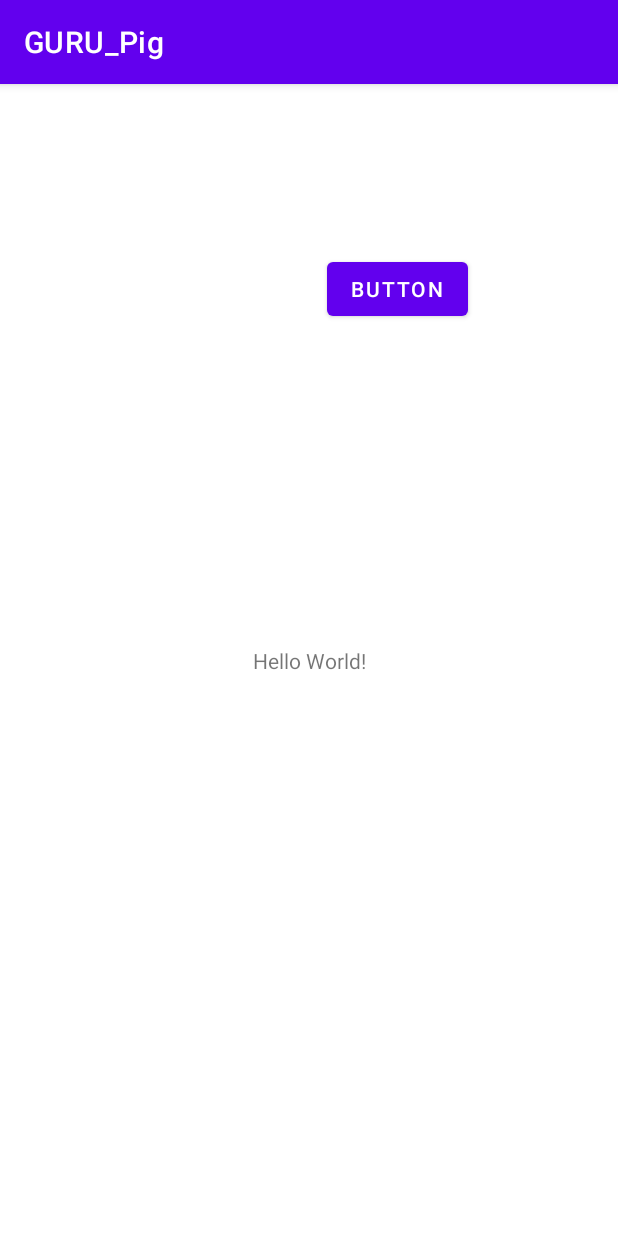
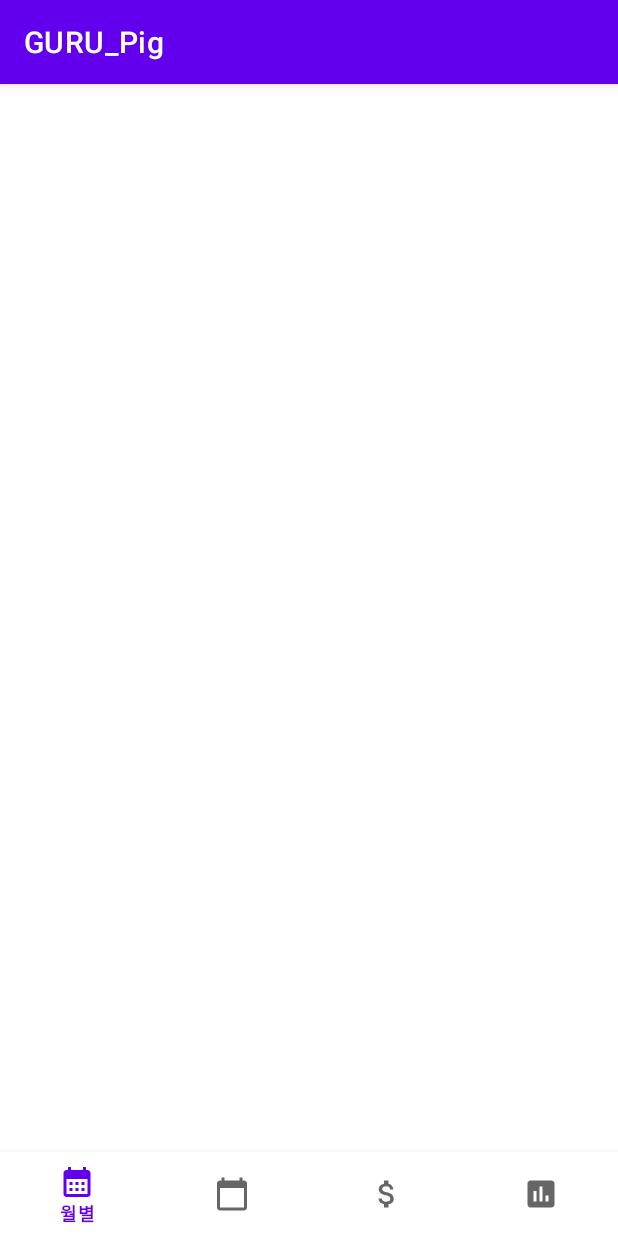
Before and after one commit to SJ-Hyun/GURU_Pig, an Android app: the screen it shows after launch (MainActivity), on a phone screen of 412 x 824 dp. Run offline under Robolectric (Android 15) with nearby library versions, the phone set to English and light mode, and no system bars.

Commit message:
바텀 메뉴 추가

```diff
--- a/app/src/main/AndroidManifest.xml
+++ b/app/src/main/AndroidManifest.xml
@@ -14,6 +14,9 @@
         android:theme="@style/Theme.GURU_Pig"
         tools:targetApi="31">
         <activity
+            android:name=".Activity_Day"
+            android:exported="false" />
+        <activity
             android:name=".MainActivity"
             android:exported="true">
             <intent-filter>
--- /dev/null
+++ b/app/src/main/res/drawable/ic_baseline_assessment_24.xml
@@ -0,0 +1,5 @@
+<vector android:height="24dp" android:tint="#000000"
+    android:viewportHeight="24" android:viewportWidth="24"
+    android:width="24dp" xmlns:android="http://schemas.android.com/apk/res/android">
+    <path android:fillColor="@android:color/white" android:pathData="M19,3L5,3c-1.1,0 -2,0.9 -2,2v14c0,1.1 0.9,2 2,2h14c1.1,0 2,-0.9 2,-2L21,5c0,-1.1 -0.9,-2 -2,-2zM9,17L7,17v-7h2v7zM13,17h-2L11,7h2v10zM17,17h-2v-4h2v4z"/>
+</vector>
--- /dev/null
+++ b/app/src/main/res/drawable/ic_baseline_attach_money_24.xml
@@ -0,0 +1,5 @@
+<vector android:height="24dp" android:tint="#000000"
+    android:viewportHeight="24" android:viewportWidth="24"
+    android:width="24dp" xmlns:android="http://schemas.android.com/apk/res/android">
+    <path android:fillColor="@android:color/white" android:pathData="M11.8,10.9c-2.27,-0.59 -3,-1.2 -3,-2.15 0,-1.09 1.01,-1.85 2.7,-1.85 1.78,0 2.44,0.85 2.5,2.1h2.21c-0.07,-1.72 -1.12,-3.3 -3.21,-3.81V3h-3v2.16c-1.94,0.42 -3.5,1.68 -3.5,3.61 0,2.31 1.91,3.46 4.7,4.13 2.5,0.6 3,1.48 3,2.41 0,0.69 -0.49,1.79 -2.7,1.79 -2.06,0 -2.87,-0.92 -2.98,-2.1h-2.2c0.12,2.19 1.76,3.42 3.68,3.83V21h3v-2.15c1.95,-0.37 3.5,-1.5 3.5,-3.55 0,-2.84 -2.43,-3.81 -4.7,-4.4z"/>
+</vector>
--- /dev/null
+++ b/app/src/main/res/drawable/ic_baseline_calendar_month_24.xml
@@ -0,0 +1,5 @@
+<vector android:height="24dp" android:tint="#000000"
+    android:viewportHeight="24" android:viewportWidth="24"
+    android:width="24dp" xmlns:android="http://schemas.android.com/apk/res/android">
+    <path android:fillColor="@android:color/white" android:pathData="M19,4h-1V2h-2v2H8V2H6v2H5C3.89,4 3.01,4.9 3.01,6L3,20c0,1.1 0.89,2 2,2h14c1.1,0 2,-0.9 2,-2V6C21,4.9 20.1,4 19,4zM19,20H5V10h14V20zM9,14H7v-2h2V14zM13,14h-2v-2h2V14zM17,14h-2v-2h2V14zM9,18H7v-2h2V18zM13,18h-2v-2h2V18zM17,18h-2v-2h2V18z"/>
+</vector>
--- /dev/null
+++ b/app/src/main/res/drawable/ic_baseline_calendar_today_24.xml
@@ -0,0 +1,5 @@
+<vector android:height="24dp" android:tint="#000000"
+    android:viewportHeight="24" android:viewportWidth="24"
+    android:width="24dp" xmlns:android="http://schemas.android.com/apk/res/android">
+    <path android:fillColor="@android:color/white" android:pathData="M20,3h-1L19,1h-2v2L7,3L7,1L5,1v2L4,3c-1.1,0 -2,0.9 -2,2v16c0,1.1 0.9,2 2,2h16c1.1,0 2,-0.9 2,-2L22,5c0,-1.1 -0.9,-2 -2,-2zM20,21L4,21L4,8h16v13z"/>
+</vector>
--- a/app/src/main/res/layout/activity_main.xml
+++ b/app/src/main/res/layout/activity_main.xml
@@ -6,28 +6,25 @@
     android:layout_height="match_parent"
     tools:context=".MainActivity">
 
-    <TextView
-        android:id="@+id/textView"
-        android:layout_width="wrap_content"
-        android:layout_height="wrap_content"
-        android:text="Hello World!"
-        app:layout_constraintBottom_toBottomOf="parent"
-        app:layout_constraintEnd_toEndOf="parent"
-        app:layout_constraintStart_toStartOf="parent"
-        app:layout_constraintTop_toTopOf="parent" />
+    <FrameLayout
+    android:id="@+id/container"
+    android:layout_width="match_parent"
+    android:layout_height="match_parent"
+    app:layout_behavior="@string/appbar_scrolling_view_behavior">
 
-    <Button
-        android:id="@+id/button"
-        android:layout_width="wrap_content"
-        android:layout_height="wrap_content"
-        android:layout_marginStart="217dp"
-        android:layout_marginTop="103dp"
-        android:layout_marginEnd="100dp"
-        android:layout_marginBottom="205dp"
-        android:text="Button"
-        app:layout_constraintBottom_toTopOf="@+id/textView"
-        app:layout_constraintEnd_toEndOf="parent"
-        app:layout_constraintStart_toStartOf="parent"
-        app:layout_constraintTop_toTopOf="parent" />
+    </FrameLayout>
+
+    <com.google.android.material.bottomnavigation.BottomNavigationView
+    android:layout_width="match_parent"
+    android:layout_height="wrap_content"
+    app:layout_constraintBottom_toBottomOf="parent"
+    app:layout_constraintEnd_toEndOf="parent"
+    app:layout_constraintStart_toStartOf="parent"
+    app:menu="@menu/bottom_menu"
+    android:id="@+id/bottomnav"/>
+
+
+
+
 
 </androidx.constraintlayout.widget.ConstraintLayout>
--- /dev/null
+++ b/app/src/main/res/menu/bottom_menu.xml
@@ -0,0 +1,29 @@
+<?xml version="1.0" encoding="utf-8"?>
+<menu xmlns:android="http://schemas.android.com/apk/res/android"
+    xmlns:app="http://schemas.android.com/apk/res-auto">
+
+    <item
+        android:id="@+id/tab1"
+        app:showAsAction="ifRoom"
+        android:icon="@drawable/ic_baseline_calendar_month_24"
+        android:title="월별"/>
+
+    <item
+        android:id="@+id/tab2"
+        app:showAsAction="ifRoom"
+        android:icon="@drawable/ic_baseline_calendar_today_24"
+        android:title="일별"/>
+
+    <item
+        android:id="@+id/tab3"
+        app:showAsAction="ifRoom"
+        android:icon="@drawable/ic_baseline_attach_money_24"
+        android:title="결산"/>
+
+    <item
+        android:id="@+id/tab4"
+        app:showAsAction="ifRoom"
+        android:icon="@drawable/ic_baseline_assessment_24"
+        android:title="통계"/>
+
+</menu>
```
